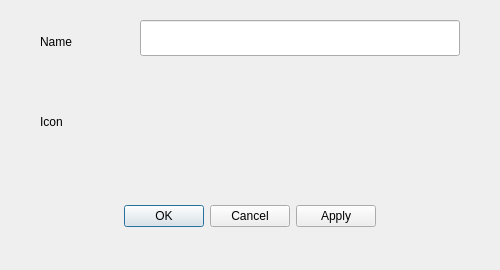
Old version of the form src/view/application_menu_settings_dialog.ui in the repository dangvd/ksmoothdock.
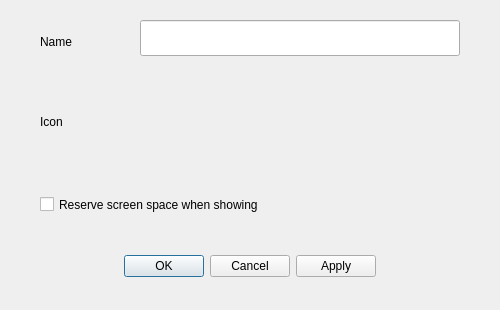
New version of the form.

Commit message: Application Menu Settings dialog: Add an option to control whether the application menu will reserve screen space when showing #67

```diff
--- a/src/view/application_menu_settings_dialog.ui
+++ b/src/view/application_menu_settings_dialog.ui
@@ -7,7 +7,7 @@
     <x>0</x>
     <y>0</y>
     <width>500</width>
-    <height>270</height>
+    <height>310</height>
    </rect>
   </property>
   <property name="windowTitle">
@@ -17,7 +17,7 @@
    <property name="geometry">
     <rect>
      <x>40</x>
-     <y>200</y>
+     <y>250</y>
      <width>420</width>
      <height>32</height>
     </rect>
@@ -37,7 +37,7 @@
     <rect>
      <x>40</x>
      <y>30</y>
-     <width>70</width>
+     <width>91</width>
      <height>23</height>
     </rect>
    </property>
@@ -60,7 +60,7 @@
     <rect>
      <x>40</x>
      <y>110</y>
-     <width>72</width>
+     <width>91</width>
      <height>23</height>
     </rect>
    </property>
@@ -68,6 +68,19 @@
     <string>Icon</string>
    </property>
   </widget>
+  <widget class="QCheckBox" name="strut">
+   <property name="geometry">
+    <rect>
+     <x>40</x>
+     <y>190</y>
+     <width>421</width>
+     <height>29</height>
+    </rect>
+   </property>
+   <property name="text">
+    <string>Reserve screen space when showing</string>
+   </property>
+  </widget>
  </widget>
  <resources/>
  <connections>
```
The commit also changes 4 other files.
